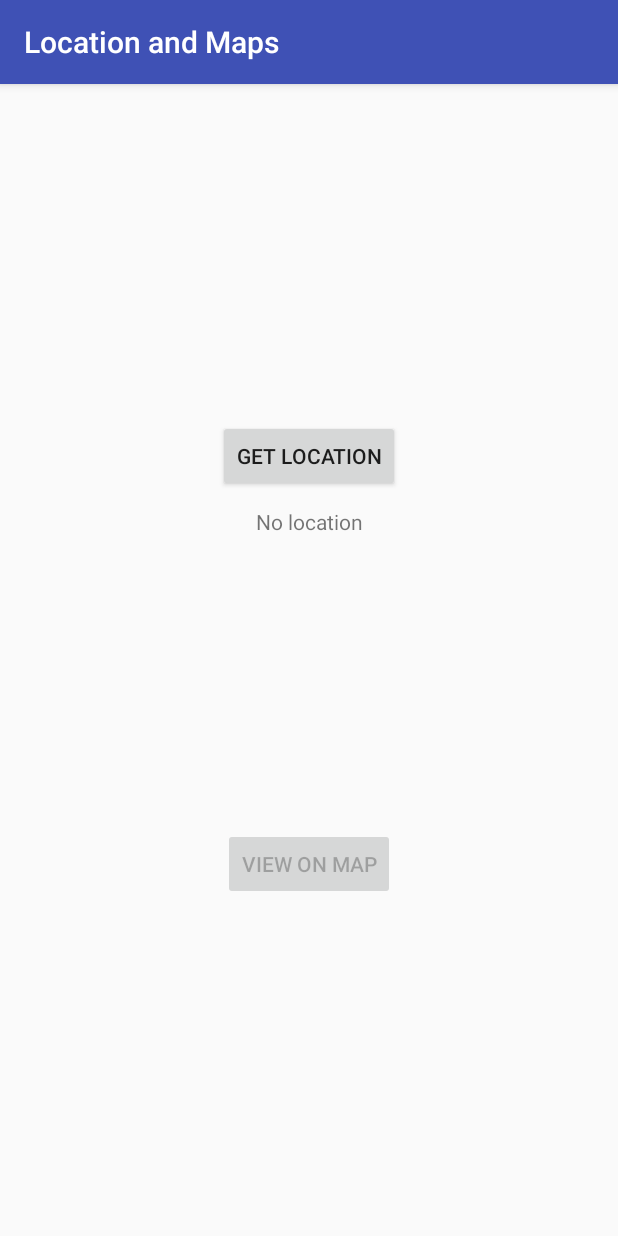
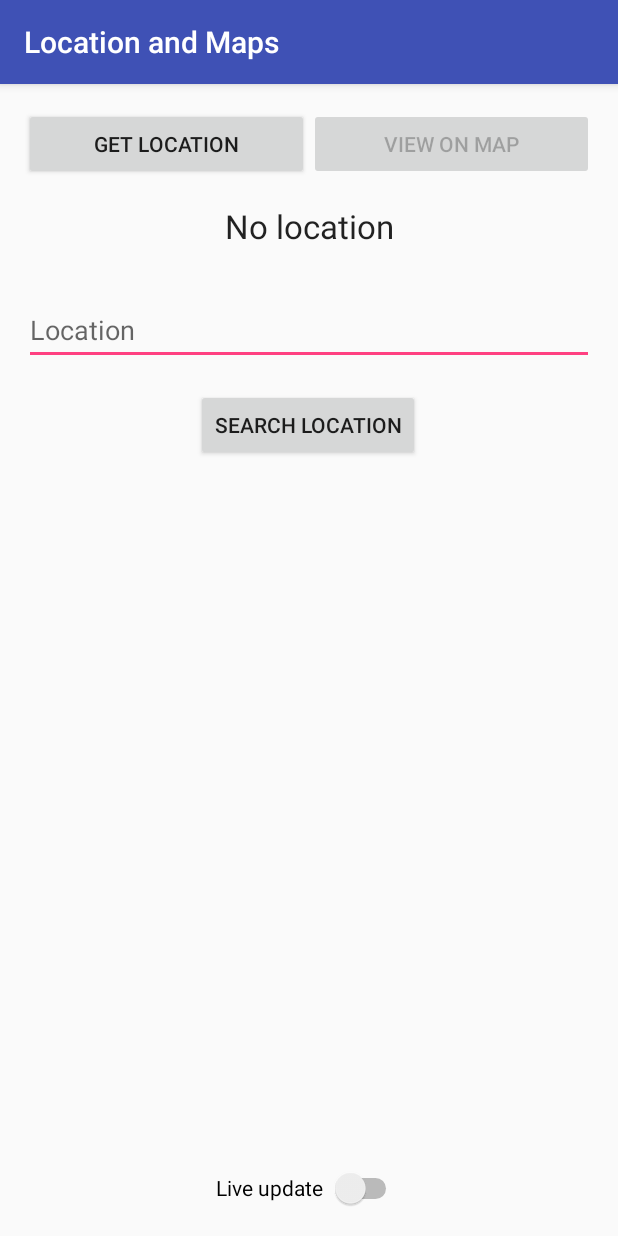
Before and after one commit to andrewsmith1996/android-location-map-app, an Android app: the screen it shows after launch (MainActivity), on a phone screen of 412 x 824 dp. Run offline under Robolectric (Android 15) with nearby library versions, the phone set to English and light mode, and no system bars.

Commit message:
added in search locations and lvie update  toggle

```diff
--- a/app/src/main/AndroidManifest.xml
+++ b/app/src/main/AndroidManifest.xml
@@ -18,6 +18,7 @@
                 <category android:name="android.intent.category.LAUNCHER" />
             </intent-filter>
         </activity>
+        <activity android:name=".searchResults"></activity>
     </application>
 
 </manifest>
--- a/app/src/main/java/com/example/andrew/locationmapapp/MainActivity.java
+++ b/app/src/main/java/com/example/andrew/locationmapapp/MainActivity.java
@@ -1,6 +1,8 @@
 package com.example.andrew.locationmapapp;
 
 import android.Manifest;
+import android.app.Activity;
+import android.content.Context;
 import android.content.DialogInterface;
 import android.content.Intent;
 import android.content.pm.PackageManager;
@@ -12,7 +14,10 @@ import android.support.v7.app.AppCompatActivity;
 import android.os.Bundle;
 import android.view.View;
 import android.widget.Button;
+import android.widget.CompoundButton;
+import android.widget.Switch;
 import android.widget.TextView;
+import android.widget.EditText;
 
 import android.util.Log;
 
@@ -27,9 +32,8 @@ import com.google.android.gms.location.LocationServices;
 import com.google.android.gms.tasks.OnSuccessListener;
 
 
-// TODO add searching via textbox
 // TODO add permissions toggle switch
-// TODO add stop updating toggle switch
+
 
 public class MainActivity extends AppCompatActivity {
 
@@ -40,8 +44,11 @@ public class MainActivity extends AppCompatActivity {
     public Double latVal = 0.0;
 
     // Updating location variables
-    public boolean mRequestingLocationUpdates = true;
+    public boolean mRequestingLocationUpdates = false;
     private LocationCallback mLocationCallback;
+
+    public Switch list_toggle;
+    public Switch permissions_toggle;
 
     @Override
     protected void onCreate(Bundle savedInstanceState) {
@@ -50,6 +57,7 @@ public class MainActivity extends AppCompatActivity {
         setContentView(R.layout.activity_main);
 
         mFusedLocationClient = LocationServices.getFusedLocationProviderClient(this);
+
 
         // Disable the map button
         Button mapButton = (Button)findViewById(R.id.mapButton);
@@ -68,6 +76,25 @@ public class MainActivity extends AppCompatActivity {
                 }
             };
         };
+
+
+        // Find the switch
+        list_toggle = (Switch)findViewById(R.id.liveUpdateToggle);
+
+        // Add an event listener for the changing of the toggle
+        list_toggle.setOnCheckedChangeListener(new CompoundButton.OnCheckedChangeListener() {
+            @Override
+            public void onCheckedChanged(CompoundButton buttonView, boolean isChecked) {
+                if(isChecked) {
+                    mRequestingLocationUpdates = true;
+                    startLocationUpdates();
+                }
+                else {
+                    mRequestingLocationUpdates = false;
+                    stopLocationUpdates();
+                }
+            }
+        });
     }
 
     @Override
@@ -185,4 +212,23 @@ public class MainActivity extends AppCompatActivity {
 
     }
 
+    public void onSearchSubmit(View view){
+
+        // Create the intent
+        Intent searchIntent = new Intent(this, searchResults.class);
+
+        // Get the text input
+        TextView enteredText = (TextView)findViewById(R.id.searchBox);
+
+        // Get the search term
+        String searchTerm = enteredText.getText().toString();
+
+        // Add the search term into the intent
+        searchIntent.putExtra("searchTerm", searchTerm);
+
+        // Begin the intent
+        startActivity(searchIntent);
+    }
+
+
 }
--- a/app/src/main/res/layout/activity_main.xml
+++ b/app/src/main/res/layout/activity_main.xml
@@ -8,37 +8,79 @@
 
     <Button
         android:id="@+id/button"
-        android:layout_width="wrap_content"
+        android:layout_width="0dp"
         android:layout_height="wrap_content"
+        android:layout_marginStart="16dp"
+        android:layout_marginTop="16dp"
         android:onClick="onLocationButtonClick"
         android:text="Get Location"
-        app:layout_constraintBottom_toTopOf="@+id/mapButton"
-        app:layout_constraintEnd_toEndOf="parent"
+        app:layout_constraintEnd_toStartOf="@+id/mapButton"
         app:layout_constraintHorizontal_bias="0.5"
         app:layout_constraintStart_toStartOf="parent"
         app:layout_constraintTop_toTopOf="parent" />
 
     <Button
         android:id="@+id/mapButton"
+        android:layout_width="0dp"
+        android:layout_height="wrap_content"
+        android:layout_marginEnd="16dp"
+        android:layout_marginTop="16dp"
+        android:onClick="viewOnMap"
+        android:text="View on Map"
+        app:layout_constraintEnd_toEndOf="parent"
+        app:layout_constraintHorizontal_bias="0.5"
+        app:layout_constraintStart_toEndOf="@+id/button"
+        app:layout_constraintTop_toTopOf="parent" />
+
+    <TextView
+        android:id="@+id/locationText"
+        android:layout_width="395dp"
+        android:layout_height="wrap_content"
+        android:layout_marginTop="16dp"
+        android:text="@string/location_default"
+        android:textAlignment="center"
+        android:textAppearance="@android:style/TextAppearance.Material.Large"
+        app:layout_constraintEnd_toEndOf="parent"
+        app:layout_constraintHorizontal_bias="0.5"
+        app:layout_constraintStart_toStartOf="parent"
+        app:layout_constraintTop_toBottomOf="@+id/mapButton" />
+
+    <Button
+        android:id="@+id/button2"
         android:layout_width="wrap_content"
         android:layout_height="wrap_content"
-        android:onClick="viewOnMap"
-        android:text="View on Map"
+        android:layout_marginTop="16dp"
+        android:onClick="onSearchSubmit"
+        android:text="Search Location"
+        app:layout_constraintEnd_toEndOf="parent"
+        app:layout_constraintHorizontal_bias="0.498"
+        app:layout_constraintStart_toStartOf="parent"
+        app:layout_constraintTop_toBottomOf="@+id/searchBox" />
+
+    <EditText
+        android:id="@+id/searchBox"
+        android:layout_width="0dp"
+        android:layout_height="46dp"
+        android:layout_marginEnd="16dp"
+        android:layout_marginStart="16dp"
+        android:layout_marginTop="32dp"
+        android:ems="10"
+        android:hint="Location"
+        android:inputType="textPersonName"
+        app:layout_constraintEnd_toEndOf="parent"
+        app:layout_constraintHorizontal_bias="0.5"
+        app:layout_constraintStart_toStartOf="parent"
+        app:layout_constraintTop_toBottomOf="@+id/locationText" />
+
+    <Switch
+        android:id="@+id/liveUpdateToggle"
+        android:layout_width="124dp"
+        android:layout_height="32dp"
+        android:layout_marginBottom="16dp"
+        android:text="Live update"
         app:layout_constraintBottom_toBottomOf="parent"
         app:layout_constraintEnd_toEndOf="parent"
         app:layout_constraintHorizontal_bias="0.5"
-        app:layout_constraintStart_toStartOf="parent"
-        app:layout_constraintTop_toBottomOf="@+id/button" />
-
-    <TextView
-        android:id="@+id/locationText"
-        android:layout_width="wrap_content"
-        android:layout_height="wrap_content"
-        android:layout_marginTop="10dp"
-        android:text="@string/location_default"
-        app:layout_constraintEnd_toEndOf="parent"
-        app:layout_constraintHorizontal_bias="0.5"
-        app:layout_constraintStart_toStartOf="parent"
-        app:layout_constraintTop_toBottomOf="@+id/button" />
+        app:layout_constraintStart_toStartOf="parent" />
 
 </android.support.constraint.ConstraintLayout>
```
Also changed, not shown: app/src/main/java/com/example/andrew/locationmapapp/searchResults.java (added, +28 -0 lines), app/src/main/res/layout/activity_search_results.xml (added, +9 -0 lines).
